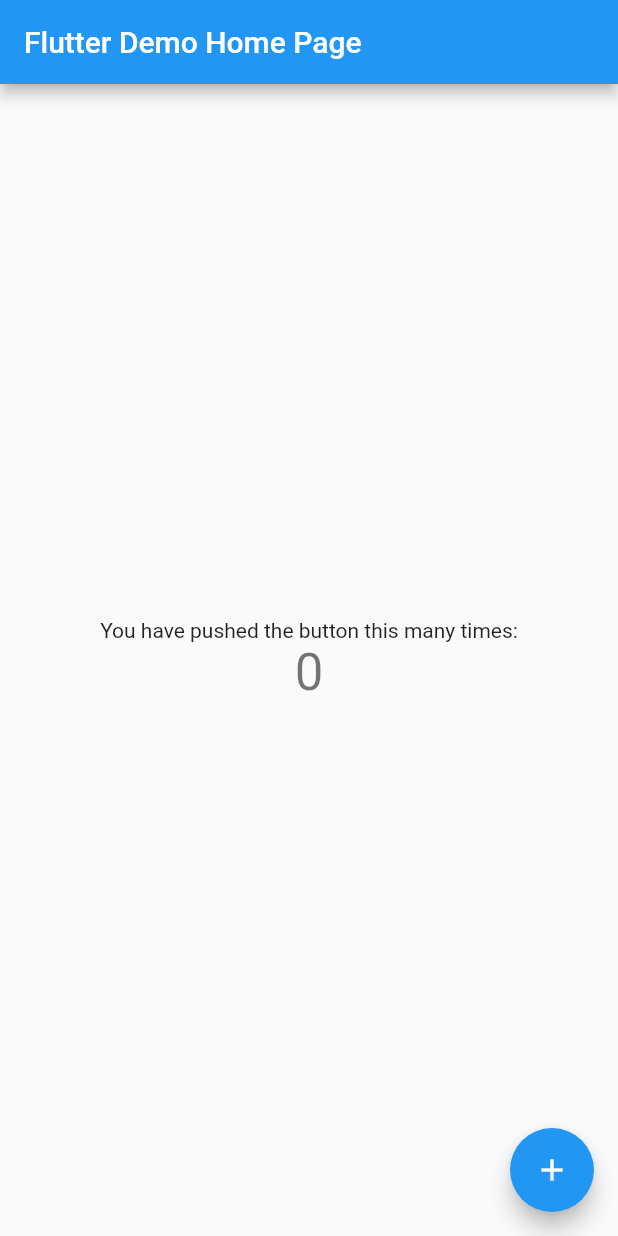
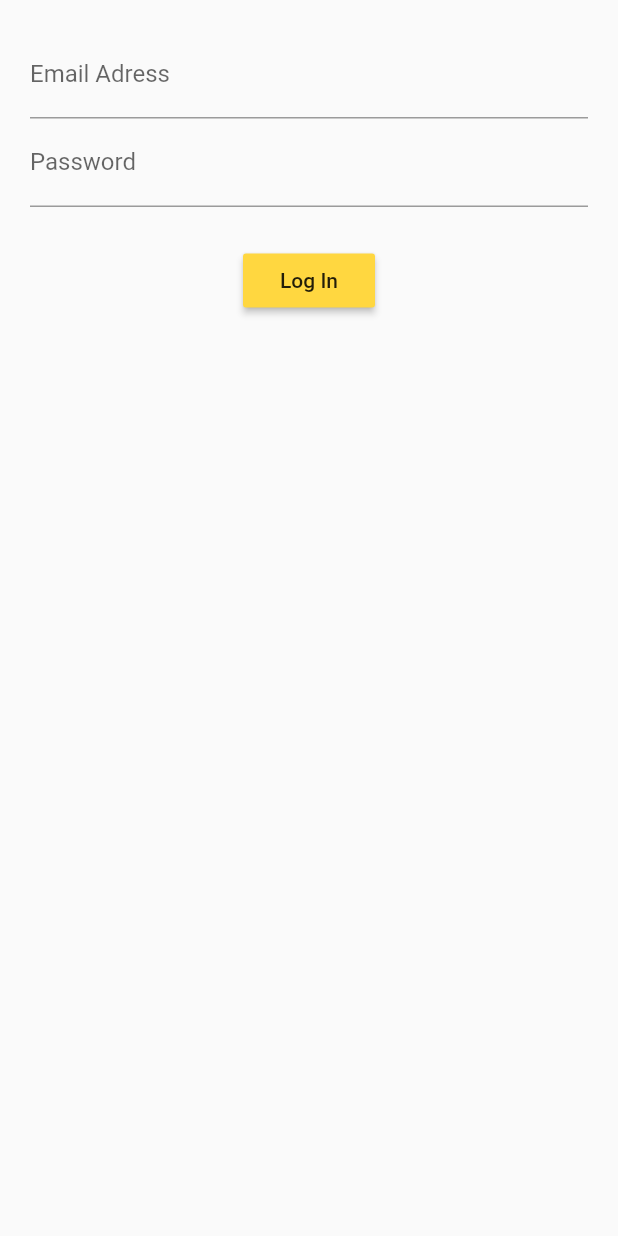
Before and after one commit to heinzan/login_bloc, a Flutter app: the screen it shows after launch, on a phone screen of 412 x 824 dp. Run offline on Flutter 3.47's test engine with Material 2 defaults, Android fonts, the phone set to English and light mode, and no system bars.

Commit message:
[update]loginscreen ui

```diff
--- a/lib/main.dart
+++ b/lib/main.dart
@@ -1,111 +1,7 @@
 import 'package:flutter/material.dart';
+import 'src/app.dart';
 
-void main() => runApp(MyApp());
+void main() {
+  runApp(App());
 
-class MyApp extends StatelessWidget {
-  // This widget is the root of your application.
-  @override
-  Widget build(BuildContext context) {
-    return MaterialApp(
-      title: 'Flutter Demo',
-      theme: ThemeData(
-        // This is the theme of your application.
-        //
-        // Try running your application with "flutter run". You'll see the
-        // application has a blue toolbar. Then, without quitting the app, try
-        // changing the primarySwatch below to Colors.green and then invoke
-        // "hot reload" (press "r" in the console where you ran "flutter run",
-        // or simply save your changes to "hot reload" in a Flutter IDE).
-        // Notice that the counter didn't reset back to zero; the application
-        // is not restarted.
-        primarySwatch: Colors.blue,
-      ),
-      home: MyHomePage(title: 'Flutter Demo Home Page'),
-    );
-  }
 }
-
-class MyHomePage extends StatefulWidget {
-  MyHomePage({Key key, this.title}) : super(key: key);
-
-  // This widget is the home page of your application. It is stateful, meaning
-  // that it has a State object (defined below) that contains fields that affect
-  // how it looks.
-
-  // This class is the configuration for the state. It holds the values (in this
-  // case the title) provided by the parent (in this case the App widget) and
-  // used by the build method of the State. Fields in a Widget subclass are
-  // always marked "final".
-
-  final String title;
-
-  @override
-  _MyHomePageState createState() => _MyHomePageState();
-}
-
-class _MyHomePageState extends State<MyHomePage> {
-  int _counter = 0;
-
-  void _incrementCounter() {
-    setState(() {
-      // This call to setState tells the Flutter framework that something has
-      // changed in this State, which causes it to rerun the build method below
-      // so that the display can reflect the updated values. If we changed
-      // _counter without calling setState(), then the build method would not be
-      // called again, and so nothing would appear to happen.
-      _counter++;
-    });
-  }
-
-  @override
-  Widget build(BuildContext context) {
-    // This method is rerun every time setState is called, for instance as done
-    // by the _incrementCounter method above.
-    //
-    // The Flutter framework has been optimized to make rerunning build methods
-    // fast, so that you can just rebuild anything that needs updating rather
-    // than having to individually change instances of widgets.
-    return Scaffold(
-      appBar: AppBar(
-        // Here we take the value from the MyHomePage object that was created by
-        // the App.build method, and use it to set our appbar title.
-        title: Text(widget.title),
-      ),
-      body: Center(
-        // Center is a layout widget. It takes a single child and positions it
-        // in the middle of the parent.
-        child: Column(
-          // Column is also layout widget. It takes a list of children and
-          // arranges them vertically. By default, it sizes itself to fit its
-          // children horizontally, and tries to be as tall as its parent.
-          //
-          // Invoke "debug painting" (press "p" in the console, choose the
-          // "Toggle Debug Paint" action from the Flutter Inspector in Android
-          // Studio, or the "Toggle Debug Paint" command in Visual Studio Code)
-          // to see the wireframe for each widget.
-          //
-          // Column has various properties to control how it sizes itself and
-          // how it positions its children. Here we use mainAxisAlignment to
-          // center the children vertically; the main axis here is the vertical
-          // axis because Columns are vertical (the cross axis would be
-          // horizontal).
-          mainAxisAlignment: MainAxisAlignment.center,
-          children: <Widget>[
-            Text(
-              'You have pushed the button this many times:',
-            ),
-            Text(
-              '$_counter',
-              style: Theme.of(context).textTheme.display1,
-            ),
-          ],
-        ),
-      ),
-      floatingActionButton: FloatingActionButton(
-        onPressed: _incrementCounter,
-        tooltip: 'Increment',
-        child: Icon(Icons.add),
-      ), // This trailing comma makes auto-formatting nicer for build methods.
-    );
-  }
-}
--- /dev/null
+++ b/lib/src/app.dart
@@ -0,0 +1,16 @@
+import 'package:flutter/material.dart';
+import 'screens/login_screen.dart';
+
+class App extends StatelessWidget{
+  @override
+  Widget build(BuildContext context) {
+    // TODO: implement build
+    return MaterialApp(
+      title: 'Log Me In',
+      home: Scaffold(
+        body: LoginScreen(),
+      ),
+    );
+  }
+
+}
--- /dev/null
+++ b/lib/src/screens/login_screen.dart
@@ -0,0 +1,53 @@
+import 'package:flutter/material.dart';
+
+class LoginScreen extends StatelessWidget{
+  @override
+  Widget build(BuildContext context) {
+    // TODO: implement build
+    return Container(
+      margin: EdgeInsets.all(20.0),
+      child: Column(
+        children: <Widget>[
+          emailField(),
+          passwordField(),
+          Container(
+            margin: EdgeInsets.only(top: 25.0),
+          ),
+          submitButton(),
+        ],
+      ),
+    );
+  }
+
+ Widget emailField() {
+    return TextField(
+      keyboardType: TextInputType.emailAddress,
+      decoration: InputDecoration(
+        hintText: 'you@example.com',
+        labelText: 'Email Adress'
+      )
+    );
+ }
+
+  Widget passwordField() {
+    return TextField(
+      obscureText: true,
+      decoration: InputDecoration(
+        hintText: 'Password',
+        labelText: 'Password'
+      ),
+
+    );
+  }
+
+  Widget submitButton() {
+    return RaisedButton(
+      child: Text('Log In'),
+      color: Colors.amberAccent,
+      onPressed: (){
+
+      },
+    );
+  }
+
+}
```
Also changed, not shown: 1 other file.
